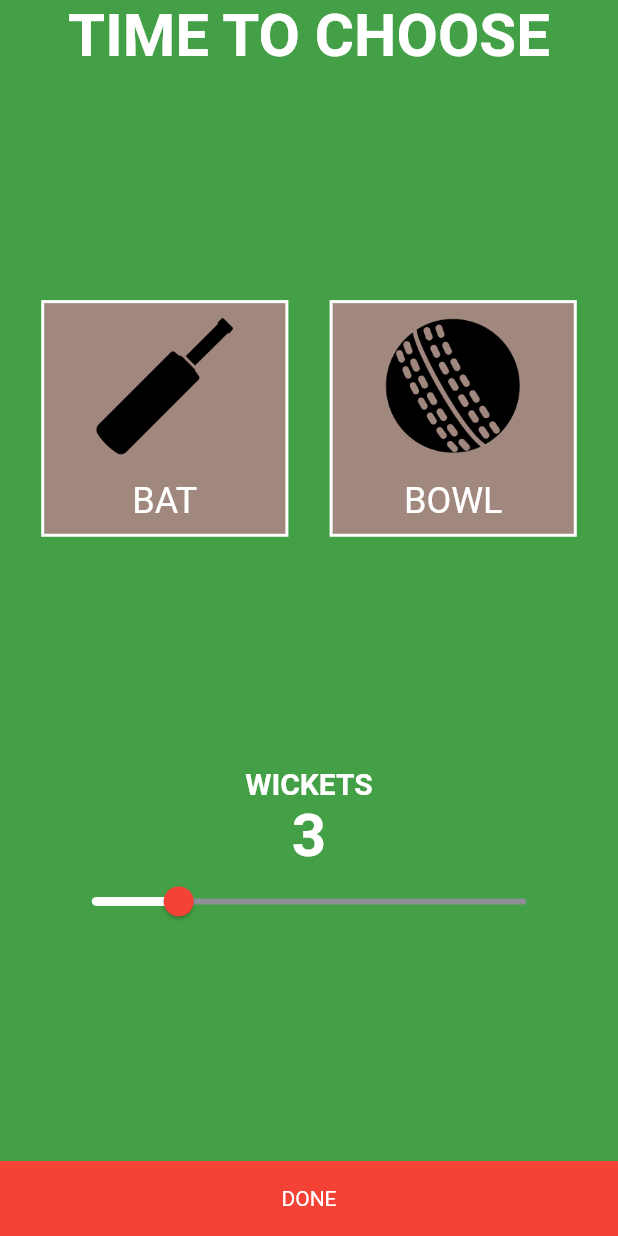
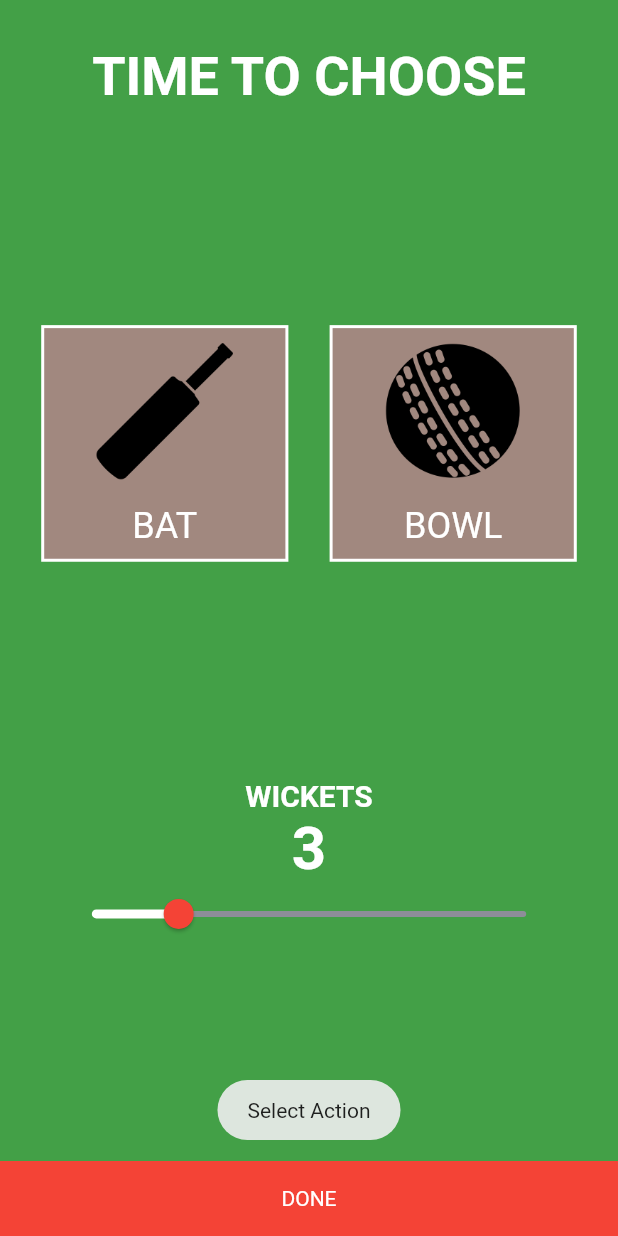
Before and after one commit to Kyoshiin/Hand-Cricket, a Flutter app: the screen it shows after launch, after a tap on "DONE", on a phone screen of 412 x 824 dp. Run offline on Flutter 3.47's test engine with Material 2 defaults, Android fonts, the phone set to English and light mode, and no system bars; our stand-ins replace fluttertoast.

Commit message:
UI updated for HandButtons

```diff
--- a/lib/components/SelectionButton.dart
+++ b/lib/components/SelectionButton.dart
@@ -1,14 +1,14 @@
 import 'dart:ui';
 import 'package:flutter/material.dart';
 import 'package:hand_cricket_flutter/components/icon_content.dart';
-import '../constants.dart';
 
+//USED IN SELECTION PAGE
 class SelecButton extends StatelessWidget {
   SelecButton({@required this.icondetails,@required this.ButtonAction, @required this.color});
 
   final IconContent icondetails;
   final Function ButtonAction;
-  final Color color;
+  final Color color;     //to set the active colour
 
   @override
   Widget build(BuildContext context) {
--- a/lib/components/icon_content.dart
+++ b/lib/components/icon_content.dart
@@ -1,6 +1,9 @@
 import 'package:flutter/material.dart';
 import '../constants.dart';
 
+/**
+ * USED IN SELECTION PAGE TO CREATE CONTENTS OF BUTTON
+ */
 class IconContent extends StatelessWidget {
   IconContent({@required this.label});
 
@@ -11,7 +14,7 @@ class IconContent extends StatelessWidget {
     return Column(
       mainAxisAlignment: MainAxisAlignment.center,
       children: <Widget>[
-        Image.asset('images/ic_$label.png',height: ImgSize),
+        Image.asset('images/ic_$label.png',height: ImgSize),      //FOR ICONS
         SizedBox(
           height: 15.0,
         ),
--- a/lib/screens/SelectionPage.dart
+++ b/lib/screens/SelectionPage.dart
@@ -1,5 +1,6 @@
 import 'package:flutter/material.dart';
 import 'package:flutter/services.dart';
+import 'package:fluttertoast/fluttertoast.dart';
 import 'package:hand_cricket_flutter/Game_Logic.dart';
 import 'package:hand_cricket_flutter/components/SelectionButton.dart';
 import 'package:hand_cricket_flutter/components/exit_dialog.dart';
@@ -13,7 +14,7 @@ class SelectionPage extends StatefulWidget {
 
 class _SelectionPageState extends State<SelectionPage> {
   int wickets = 3;
-  String choice;
+  String choice = "";
 
   @override
   Widget build(BuildContext context) {
@@ -28,13 +29,15 @@ class _SelectionPageState extends State<SelectionPage> {
       ),
       child: Scaffold(
         body: SafeArea(
-          child: Center(
           child: Column(
             mainAxisAlignment: MainAxisAlignment.spaceBetween,
             children: [
-                Text(
+              Padding(
+                padding: EdgeInsets.only(top: 30),
+                child: Text(
                   'Time to choose'.toUpperCase(),
-                  style: TextStyle(fontSize: 40, fontWeight: FontWeight.bold),
+                  style: TextStyle(fontSize: 36, fontWeight: FontWeight.bold),
+                ),
               ),
               Row(
                 mainAxisAlignment: MainAxisAlignment.spaceEvenly,
@@ -106,8 +109,14 @@ class _SelectionPageState extends State<SelectionPage> {
                 onPressed: () {
                   tmpGL.setPLayerChoice(choice);
                   tmpGL.setWickets(wickets);
+                  if (choice == "")
+                    Fluttertoast.showToast(
+                        msg: 'Select Action', toastLength: Toast.LENGTH_SHORT);
+                  else {
                     Navigator.pushNamed(
                         context, '/$choice'); //moving to selected page
+                    choice = "";
+                  }
                 },
                 child: Container(
                   width: double.infinity,
@@ -121,7 +130,6 @@ class _SelectionPageState extends State<SelectionPage> {
           ),
         ),
       ),
-      ),
     );
   }
 }
--- a/pubspec.yaml
+++ b/pubspec.yaml
@@ -13,6 +13,7 @@ dependencies:
     sdk: flutter
 
   cupertino_icons: ^0.1.3
+  fluttertoast: ^7.1.1
 
 dev_dependencies:
   flutter_test:
```
Also changed, not shown: lib/components/HandArea.dart (+15 -11 lines), lib/components/ScoreArea.dart (+29 -22 lines), lib/constants.dart (+7 -3 lines), lib/screens/batting_page.dart (+19 -13 lines), lib/screens/bowling_page.dart (+24 -18 lines), pubspec.lock. Lines whose indentation alone changed are shown as unchanged.
